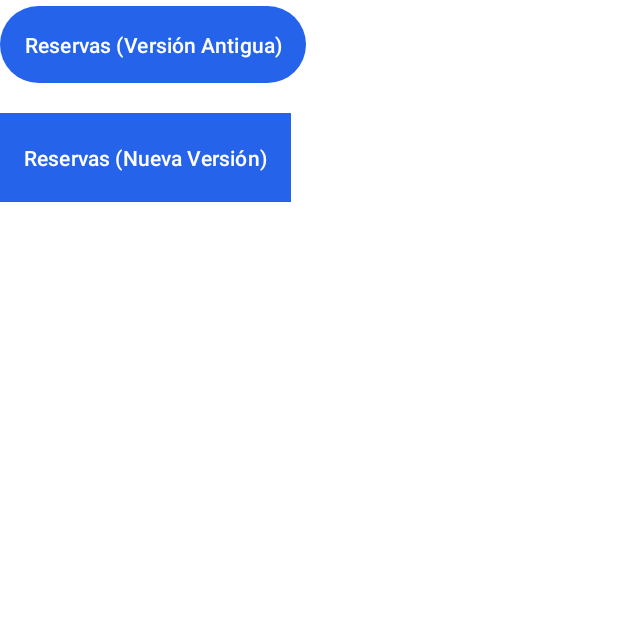
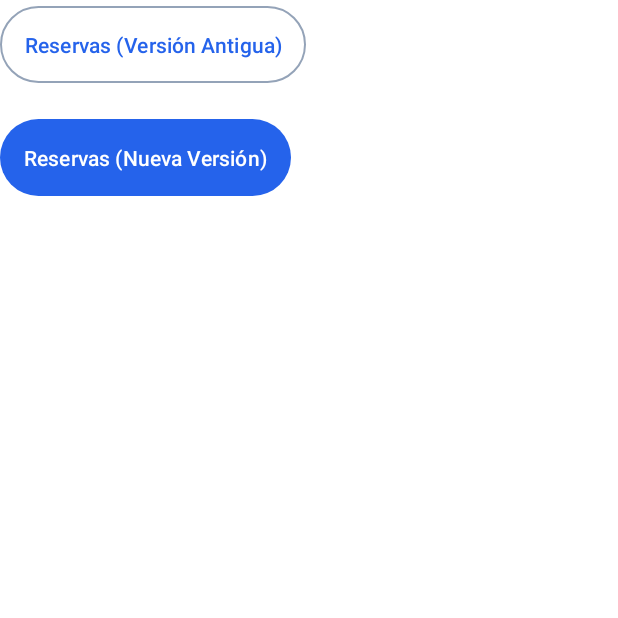
Before and after one commit to LucasAlderete/DAI-Android-Grupo-4, an Android app: the screen it shows after launch (MainActivity), on a phone screen of 412 x 824 dp, the top half of it. Run offline under Robolectric (Android 15) with nearby library versions, the phone set to English and light mode, and no system bars; our stand-ins replace Dagger/Hilt's generated code.

Commit message:
migration material components

```diff
--- a/app/src/main/java/com/example/dai_android_grupo_4/MainActivity.java
+++ b/app/src/main/java/com/example/dai_android_grupo_4/MainActivity.java
@@ -4,7 +4,7 @@ import android.content.Intent;
 import android.os.Bundle;
 import android.util.Log;
 import android.widget.ArrayAdapter;
-import android.widget.Button;
+import com.google.android.material.button.MaterialButton;
 import android.widget.ListView;
 import android.widget.Toast;
 
@@ -41,14 +41,14 @@ public class MainActivity extends AppCompatActivity {
         setContentView(R.layout.activity_main);
 
         // Configurar el botón de reservas (versión antigua)
-        Button btnReservas = findViewById(R.id.btnReservas);
+        MaterialButton btnReservas = findViewById(R.id.btnReservas);
         btnReservas.setOnClickListener(v -> {
             Intent intent = new Intent(MainActivity.this, ReservasActivity.class);
             startActivity(intent);
         });
 
         // Configurar el botón de reservas (nueva versión con fragments)
-        Button btnNewReservas = findViewById(R.id.btnNewReservas);
+        MaterialButton btnNewReservas = findViewById(R.id.btnNewReservas);
         if (btnNewReservas != null) {
             btnNewReservas.setOnClickListener(v -> {
                 Intent intent = new Intent(MainActivity.this, com.example.dai_android_grupo_4.booking.ui.BookingActivity.class);
--- a/app/src/main/java/com/example/dai_android_grupo_4/booking/ui/fragments/BookingListFragment.java
+++ b/app/src/main/java/com/example/dai_android_grupo_4/booking/ui/fragments/BookingListFragment.java
@@ -4,7 +4,7 @@ import android.os.Bundle;
 import android.view.LayoutInflater;
 import android.view.View;
 import android.view.ViewGroup;
-import android.widget.ProgressBar;
+import com.google.android.material.progressindicator.CircularProgressIndicator;
 import android.widget.Toast;
 
 import androidx.annotation.NonNull;
@@ -28,7 +28,7 @@ import dagger.hilt.android.AndroidEntryPoint;
 public class BookingListFragment extends Fragment implements BookingAdapter.OnBookingClickListener {
 
     private RecyclerView recyclerView;
-    private ProgressBar progressBar;
+    private CircularProgressIndicator progressBar;
     private BookingAdapter adapter;
     private BookingViewModel viewModel;
     private List<Booking> bookings = new ArrayList<>();
--- a/app/src/main/java/com/example/dai_android_grupo_4/booking/ui/fragments/CreateBookingFragment.java
+++ b/app/src/main/java/com/example/dai_android_grupo_4/booking/ui/fragments/CreateBookingFragment.java
@@ -6,7 +6,7 @@ import android.view.View;
 import android.view.ViewGroup;
 import android.widget.AdapterView;
 import android.widget.ArrayAdapter;
-import android.widget.Button;
+import com.google.android.material.button.MaterialButton;
 import android.widget.Spinner;
 import android.widget.TextView;
 import android.widget.Toast;
@@ -29,7 +29,7 @@ public class CreateBookingFragment extends Fragment {
 
     private Spinner spinnerClass, spinnerInstructor, spinnerDate, spinnerTime;
     private TextView tvSelectedClass, tvSelectedInstructor, tvSelectedDate, tvSelectedTime;
-    private Button btnCreateBooking;
+    private MaterialButton btnCreateBooking;
     private BookingViewModel viewModel;
 
     @Override
--- a/app/src/main/res/layout/activity_main.xml
+++ b/app/src/main/res/layout/activity_main.xml
@@ -6,20 +6,20 @@
     android:orientation="vertical"
     tools:context=".MainActivity">
 
-    <Button
+    <com.google.android.material.button.MaterialButton
         android:id="@+id/btnReservas"
         android:layout_width="wrap_content"
         android:layout_height="wrap_content"
         android:text="Reservas (Versión Antigua)"
         android:padding="16dp"
-        android:layout_marginBottom="16dp"/>
+        android:layout_marginBottom="16dp"
+        style="@style/Widget.Material3.Button.OutlinedButton" />
 
-    <Button
+    <com.google.android.material.button.MaterialButton
         android:id="@+id/btnNewReservas"
         android:layout_width="wrap_content"
         android:layout_height="wrap_content"
         android:text="Reservas (Nueva Versión)"
         android:padding="16dp"
-        android:background="@color/primary_color"
-        android:textColor="@color/white"/>
+        style="@style/Widget.Material3.Button" />
 </LinearLayout>
--- a/app/src/main/res/layout/auth_fragment_login.xml
+++ b/app/src/main/res/layout/auth_fragment_login.xml
@@ -49,14 +49,13 @@
 
     </com.google.android.material.textfield.TextInputLayout>
 
-    <Button
+    <com.google.android.material.button.MaterialButton
         android:id="@+id/loginButton"
         android:layout_width="match_parent"
         android:layout_height="wrap_content"
         android:text="Iniciar Sesión"
         android:layout_marginBottom="16dp"
-        android:backgroundTint="@color/design_default_color_primary"
-        android:textColor="@android:color/white" />
+        style="@style/Widget.Material3.Button" />
 
     <Button
         android:id="@+id/registerButton"
--- a/app/src/main/res/layout/auth_fragment_register.xml
+++ b/app/src/main/res/layout/auth_fragment_register.xml
@@ -25,12 +25,11 @@
         android:textColor="@android:color/darker_gray"
         android:gravity="center" />
 
-    <Button
+    <com.google.android.material.button.MaterialButton
         android:id="@+id/registerButton"
         android:layout_width="match_parent"
         android:layout_height="wrap_content"
         android:text="Volver al Login"
-        android:backgroundTint="@color/design_default_color_primary"
-        android:textColor="@android:color/white" />
+        style="@style/Widget.Material3.Button" />
 
 </LinearLayout>
--- a/app/src/main/res/layout/fragment_booking_list.xml
+++ b/app/src/main/res/layout/fragment_booking_list.xml
@@ -33,11 +33,12 @@
     </LinearLayout>
 
     <!-- Progress Bar -->
-    <ProgressBar
+    <com.google.android.material.progressindicator.CircularProgressIndicator
         android:id="@+id/progress_bar"
         android:layout_width="wrap_content"
         android:layout_height="wrap_content"
         android:layout_gravity="center"
+        android:indeterminate="true"
         android:visibility="gone" />
 
     <!-- RecyclerView para las reservas -->
```
Also changed, not shown: app/src/main/java/com/example/dai_android_grupo_4/auth/ui/LoginFragment.java (+6 -6 lines).
